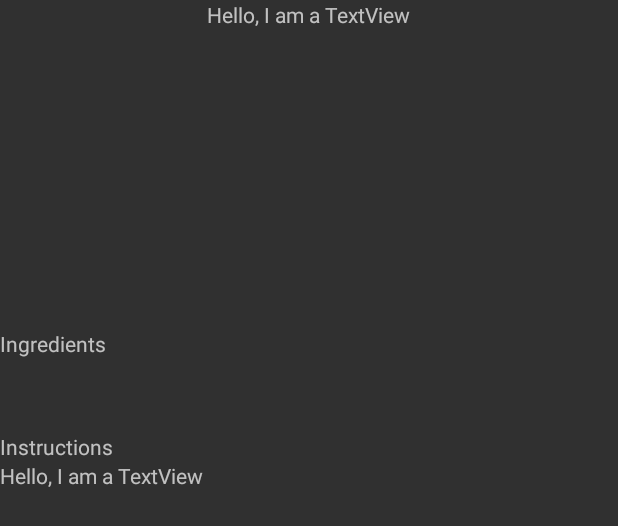
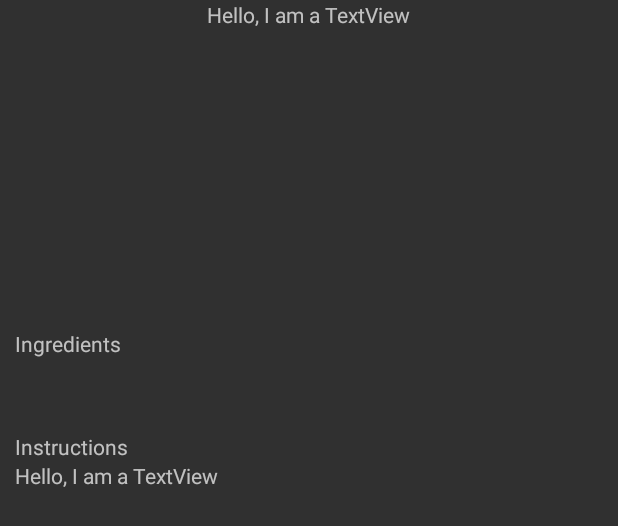
Before and after one commit to bjakeg/Delish-Dish, an Android app: the layout activity_recipe.xml on its own in the app's theme, with its tools: preview values and no code run, on a phone screen of 412 x 824 dp. Shown: the top 526 px of the screen. Run offline under Robolectric (Android 15) with nearby library versions, the phone set to English and light mode, and no system bars.

```diff
--- a/DelishDish/src/main/java/com/parse/starter/RecipeActivity.java
+++ b/DelishDish/src/main/java/com/parse/starter/RecipeActivity.java
@@ -37,7 +37,7 @@ public class RecipeActivity extends AppCompatActivity {
         String ingredientString = "";
         for(int i = 0; i < ingredientList.size(); i++) {
             Ingredient ingredient = ingredientList.get(i);
-            ingredientString += (i+1) + ".\t" + ingredient.getQuantity() +
+            ingredientString += "\t" + ingredient.getQuantity() +
                                 "\t" + ingredient.getTitle() + "\t" +
                                 "(" + ingredient.getAmount() + ")\n";
         }
@@ -46,10 +46,10 @@ public class RecipeActivity extends AppCompatActivity {
         String instructionsString = "";
         for(int i = 0; i < instructionList.size(); i++) {
             String instruction = instructionList.get(i);
-            instructionsString += (i+1) + ".\t" + instruction + "\n";
+            instructionsString += (i+1) + ".\t" + instruction + "\n\n";
         }
         instructionsView.setText(instructionsString);
-        String blank = "blank;";
+
     }
 
 }
--- a/DelishDish/src/main/res/layout/activity_recipe.xml
+++ b/DelishDish/src/main/res/layout/activity_recipe.xml
@@ -36,7 +36,9 @@
 
         <RelativeLayout
             android:layout_width="match_parent"
-            android:layout_height="wrap_content">
+            android:layout_height="wrap_content"
+            android:paddingLeft="10dp"
+            android:paddingRight="10dp">
 
             <TextView
                 android:layout_width="match_parent"
@@ -50,7 +52,9 @@
         <RelativeLayout
             android:layout_width="match_parent"
             android:layout_height="wrap_content"
-            android:paddingBottom="30dp">
+            android:paddingBottom="30dp"
+            android:paddingLeft="10dp"
+            android:paddingRight="10dp">
 
             <TextView android:id="@+id/recipe_main_ingredients"
                 android:layout_width="match_parent"
@@ -63,7 +67,9 @@
 
         <RelativeLayout
             android:layout_width="match_parent"
-            android:layout_height="wrap_content">
+            android:layout_height="wrap_content"
+            android:paddingLeft="10dp"
+            android:paddingRight="10dp">
 
             <TextView
                 android:layout_width="match_parent"
@@ -76,7 +82,9 @@
 
         <RelativeLayout
             android:layout_width="match_parent"
-            android:layout_height="wrap_content">
+            android:layout_height="wrap_content"
+            android:paddingLeft="10dp"
+            android:paddingRight="10dp">
 
             <TextView android:id="@+id/recipe_main_instructions"
                 android:layout_width="match_parent"
```
Also changed, not shown: DelishDish/src/main/java/com/parse/starter/BrowseFragment.java (+15 -1 lines), 4 other files.
